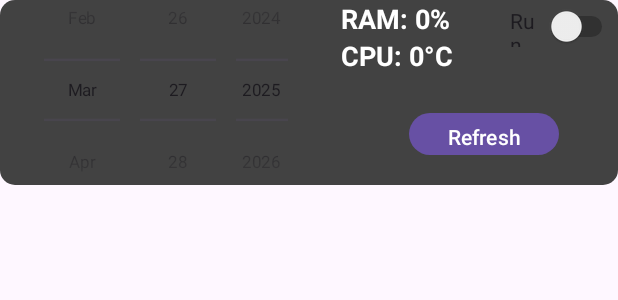
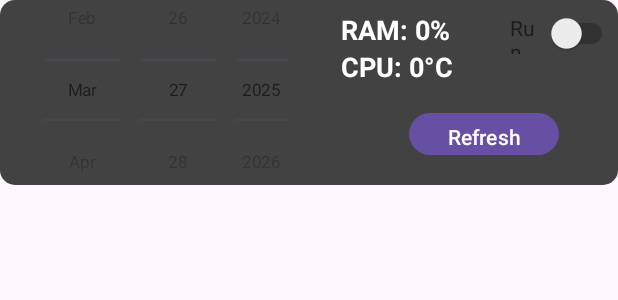
Before and after one commit to PrzemekWasinski/PlaneTracker, an Android app: the layout activity_main.xml on its own in the app's theme, with its tools: preview values and no code run, on a phone screen of 412 x 824 dp. Shown: the top 300 px of the screen. Run offline under Robolectric (Android 15) with nearby library versions, the phone set to English and light mode, and no system bars.

Commit message:
UI change and increased search range

```diff
--- a/PlaneTrackerMobile/app/src/main/java/tracker/plane/adsb/MainActivity.kt
+++ b/PlaneTrackerMobile/app/src/main/java/tracker/plane/adsb/MainActivity.kt
@@ -200,7 +200,7 @@ class MainActivity : AppCompatActivity() {
             alarmManager.setRepeating(
                 AlarmManager.RTC_WAKEUP,
                 System.currentTimeMillis(),
-                60 * 1000,
+                2 * 60 * 1000,
                 pendingIntent
             )
         } catch (e: Exception) {
--- a/PlaneTrackerMobile/app/src/main/java/tracker/plane/adsb/NotificationReceiver.kt
+++ b/PlaneTrackerMobile/app/src/main/java/tracker/plane/adsb/NotificationReceiver.kt
@@ -144,7 +144,7 @@ class NotificationReceiver : BroadcastReceiver() {
 
             val distance = earthRadius * c
 
-            return distance <= 2000
+            return distance <= 8000
         }
 
         CoroutineScope(Dispatchers.Main).launch {
@@ -186,7 +186,7 @@ class NotificationReceiver : BroadcastReceiver() {
                             val timeDifferenceInMillis = currentDate.time - spottedTime.time
                             val timeDifferenceInMinutes = TimeUnit.MILLISECONDS.toMinutes(timeDifferenceInMillis)
 
-                            if (checkIfNear(userLat, userLon, planeLat.toDouble(), planeLon.toDouble()) && timeDifferenceInMinutes <= 1) {
+                            if (checkIfNear(userLat, userLon, planeLat.toDouble(), planeLon.toDouble()) && timeDifferenceInMinutes <= 2) {
                                 notificationText += plane.getJSONObject(planeInfo)
                                     .getString("manufacturer") + " " + plane.getJSONObject(planeInfo)
                                     .getString("model") + ", "
--- a/PlaneTrackerMobile/app/src/main/res/layout/activity_main.xml
+++ b/PlaneTrackerMobile/app/src/main/res/layout/activity_main.xml
@@ -12,10 +12,11 @@
         android:layout_width="match_parent"
         android:layout_height="0dp"
         android:background="@drawable/navbar_background"
+        app:layout_constraintEnd_toEndOf="parent"
         app:layout_constraintHeight_percent="0.15"
-        app:layout_constraintTop_toTopOf="parent"
+        app:layout_constraintHorizontal_bias="0.0"
         app:layout_constraintStart_toStartOf="parent"
-        app:layout_constraintEnd_toEndOf="parent">
+        app:layout_constraintTop_toTopOf="parent">
 
         <DatePicker
             android:id="@+id/datePicker"
@@ -40,20 +41,21 @@
             app:layout_constraintBottom_toTopOf="@+id/CPUTemp"
             app:layout_constraintEnd_toEndOf="parent"
             app:layout_constraintHorizontal_bias="0.0"
-            app:layout_constraintStart_toEndOf="@+id/datePicker"
-            app:layout_constraintTop_toTopOf="parent"
-            app:layout_constraintVertical_chainStyle="spread" />
+            app:layout_constraintStart_toEndOf="@+id/datePicker" />
 
         <TextView
             android:id="@+id/CPUTemp"
             android:layout_width="wrap_content"
             android:layout_height="wrap_content"
+            android:layout_marginTop="8dp"
             android:text="CPU: 0°C"
             android:textColor="@android:color/white"
             android:textSize="18sp"
             android:textStyle="bold"
+            app:layout_constraintBottom_toTopOf="@+id/refreshButton"
             app:layout_constraintStart_toEndOf="@+id/datePicker"
-            app:layout_constraintTop_toBottomOf="@+id/RAMUsage" />
+            app:layout_constraintTop_toTopOf="parent"
+            app:layout_constraintVertical_bias="0.615" />
 
         <Button
             android:id="@+id/refreshButton"
@@ -69,13 +71,14 @@
         <Switch
             android:id="@+id/runSwitch"
             android:layout_width="72dp"
-            android:layout_height="24dp"
+            android:layout_height="26dp"
+            android:layout_marginTop="4dp"
             android:layout_marginBottom="18dp"
             android:text="Run"
-            app:layout_constraintBottom_toBottomOf="@+id/CPUTemp"
+            app:layout_constraintBottom_toBottomOf="@+id/RAMUsage"
             app:layout_constraintEnd_toEndOf="parent"
-            app:layout_constraintTop_toTopOf="parent"
-            app:layout_constraintVertical_bias="1.0" />
+            app:layout_constraintTop_toTopOf="@+id/RAMUsage"
+            app:layout_constraintVertical_bias="0.12" />
 
     </androidx.constraintlayout.widget.ConstraintLayout>
 
```
